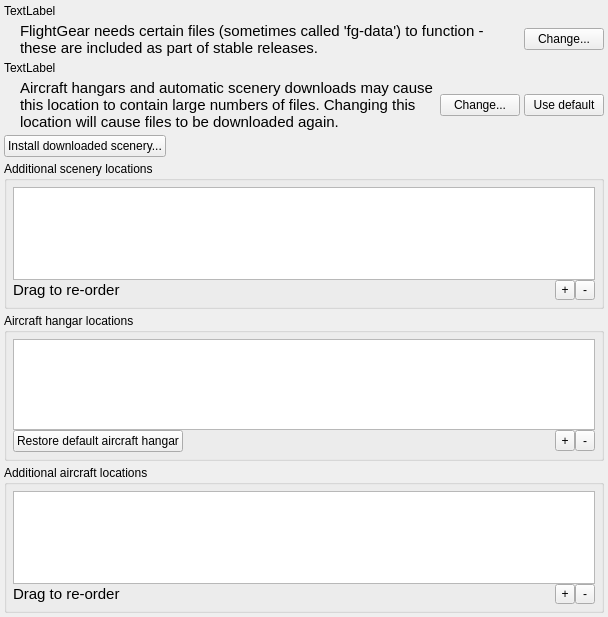
Above: src/GUI/PathsDialog.ui from FlightGear/flightgear before the change. Below: the same form after it.
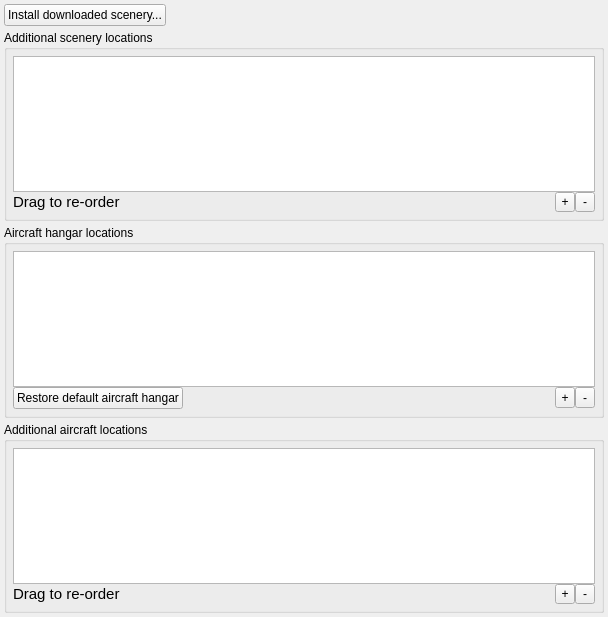
That is the form after the change.

```diff
--- a/src/GUI/PathsDialog.ui
+++ b/src/GUI/PathsDialog.ui
@@ -29,108 +29,6 @@
    <property name="bottomMargin">
     <number>4</number>
    </property>
-   <item>
-    <widget class="QLabel" name="dataLocation">
-     <property name="text">
-      <string>TextLabel</string>
-     </property>
-    </widget>
-   </item>
-   <item>
-    <layout class="QHBoxLayout" name="horizontalLayout_2" stretch="0,1,0">
-     <item>
-      <spacer name="horizontalSpacer">
-       <property name="orientation">
-        <enum>Qt::Horizontal</enum>
-       </property>
-       <property name="sizeType">
-        <enum>QSizePolicy::Fixed</enum>
-       </property>
-       <property name="sizeHint" stdset="0">
-        <size>
-         <width>16</width>
-         <height>20</height>
-        </size>
-       </property>
-      </spacer>
-     </item>
-     <item>
-      <widget class="QLabel" name="label_4">
-       <property name="font">
-        <font>
-         <pointsize>11</pointsize>
-        </font>
-       </property>
-       <property name="text">
-        <string>FlightGear needs certain files (sometimes called 'fg-data') to function - these are included as part of stable releases.</string>
-       </property>
-       <property name="wordWrap">
-        <bool>true</bool>
-       </property>
-      </widget>
-     </item>
-     <item>
-      <widget class="QPushButton" name="changeDataDir">
-       <property name="text">
-        <string>Change...</string>
-       </property>
-      </widget>
-     </item>
-    </layout>
-   </item>
-   <item>
-    <widget class="QLabel" name="downloadLocation">
-     <property name="text">
-      <string>TextLabel</string>
-     </property>
-    </widget>
-   </item>
-   <item>
-    <layout class="QHBoxLayout" name="horizontalLayout" stretch="0,1,0,0">
-     <item>
-      <spacer name="horizontalSpacer_2">
-       <property name="orientation">
-        <enum>Qt::Horizontal</enum>
-       </property>
-       <property name="sizeHint" stdset="0">
-        <size>
-         <width>16</width>
-         <height>20</height>
-        </size>
-       </property>
-      </spacer>
-     </item>
-     <item>
-      <widget class="QLabel" name="label_2">
-       <property name="font">
-        <font>
-         <pointsize>11</pointsize>
-        </font>
-       </property>
-       <property name="text">
-        <string>Aircraft hangars and automatic scenery downloads may cause this location to contain large numbers of files. Changing this location will cause files to be downloaded again.</string>
-       </property>
-       <property name="wordWrap">
-        <bool>true</bool>
-       </property>
-      </widget>
-     </item>
-     <item>
-      <widget class="QPushButton" name="changeDownloadDir">
-       <property name="text">
-        <string>Change...</string>
-       </property>
-      </widget>
-     </item>
-     <item>
-      <widget class="QPushButton" name="clearDownloadDir">
-       <property name="text">
-        <string>Use default</string>
-       </property>
-      </widget>
-     </item>
-    </layout>
-   </item>
    <item>
     <layout class="QHBoxLayout" name="horizontalLayout_3">
      <item>
```
